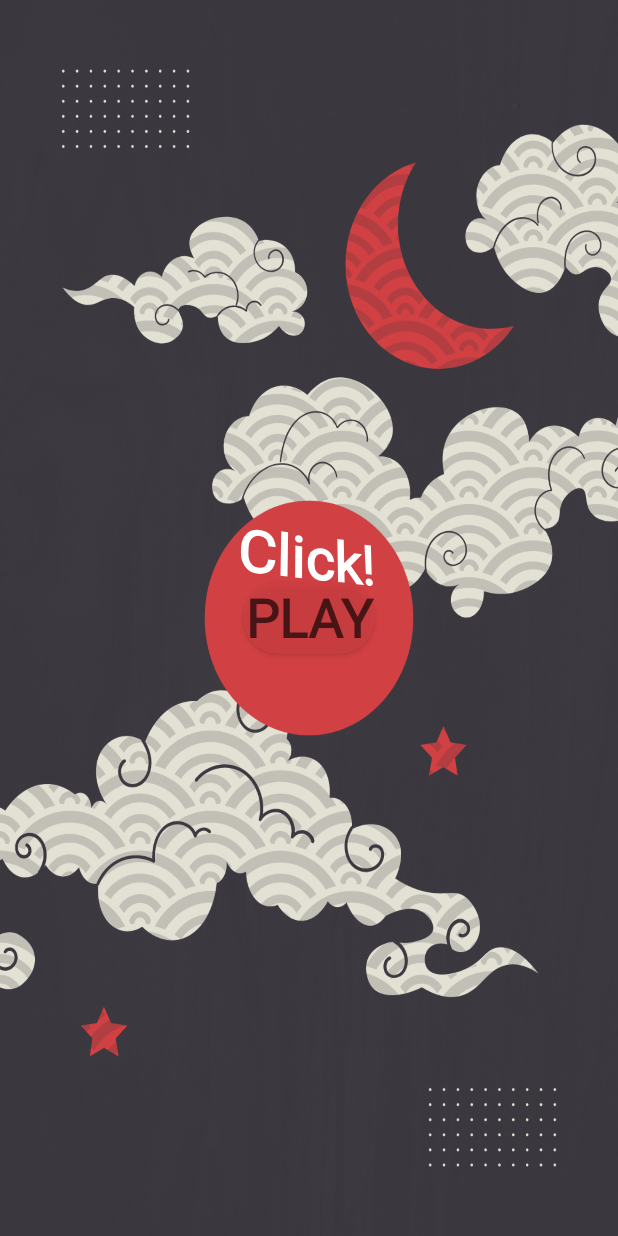
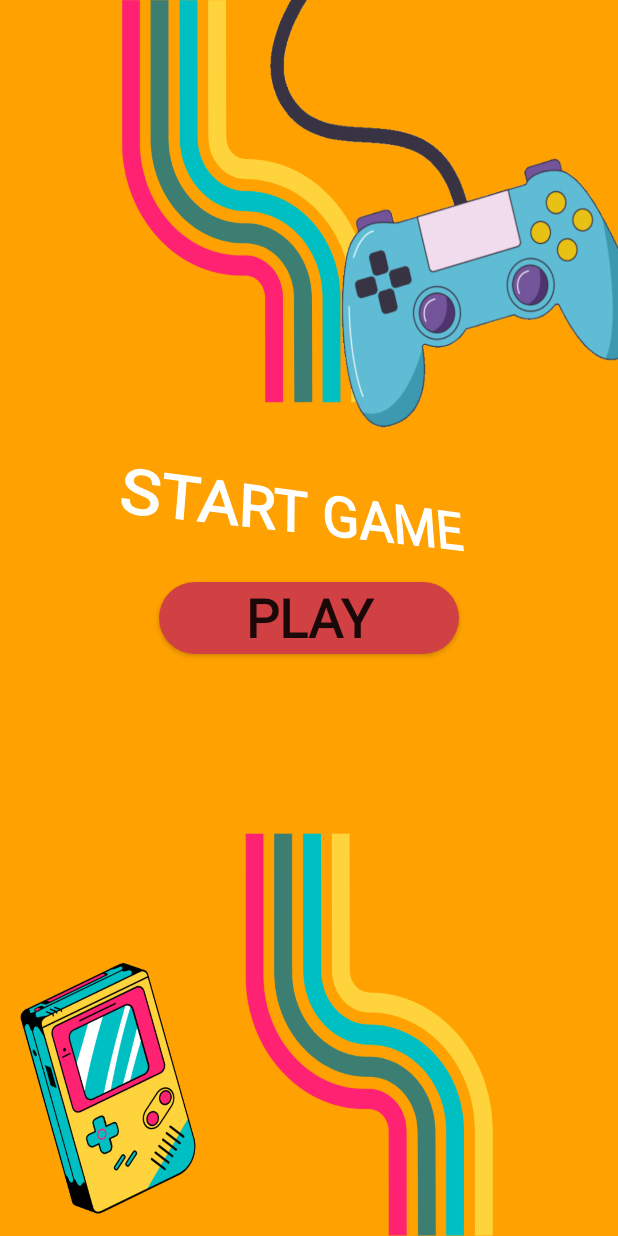
Before and after one commit to Vrizy/GameSuit, an Android app: the screen it shows after launch (LoginScreen), on a phone screen of 412 x 824 dp. Run offline under Robolectric (Android 15) with nearby library versions, the phone set to English and light mode, and no system bars.

Commit message:
update: 1.launcher icon 2.fullscreen mode

```diff
--- a/app/src/main/res/layout/activity_login_screen.xml
+++ b/app/src/main/res/layout/activity_login_screen.xml
@@ -1,11 +1,10 @@
 <?xml version="1.0" encoding="utf-8"?>
 <RelativeLayout xmlns:android="http://schemas.android.com/apk/res/android"
-    xmlns:app="http://schemas.android.com/apk/res-auto"
     xmlns:tools="http://schemas.android.com/tools"
     android:layout_width="match_parent"
     android:layout_height="match_parent"
-    tools:context=".LoginScreen"
-    android:background="@drawable/bg_login">
+    android:background="@drawable/bg_login"
+    tools:context=".LoginScreen">
 
     <androidx.appcompat.widget.AppCompatTextView
         android:id="@+id/WelcomeScreen"
@@ -13,21 +12,20 @@
         android:layout_height="wrap_content"
         android:layout_above="@id/btn_play"
         android:layout_centerInParent="true"
-        android:layout_marginBottom="-10sp"
+        android:layout_marginBottom="20sp"
         android:fontFamily="@font/gamja"
         android:rotationX="20"
         android:rotationY="20"
-        android:text="Click!"
+        android:text="@string/start_game"
         android:textColor="@color/white"
         android:textSize="40sp"
         android:textStyle="bold" />
 
     <androidx.appcompat.widget.AppCompatButton
         android:id="@+id/btn_play"
-        android:layout_width="wrap_content"
+        android:layout_width="200dp"
         android:layout_height="wrap_content"
         android:layout_centerInParent="true"
-        android:alpha="0.7"
         android:background="@drawable/bg_btn_login"
         android:fontFamily="@font/gamja"
         android:text="@string/play"
--- a/app/src/main/res/layout/activity_main.xml
+++ b/app/src/main/res/layout/activity_main.xml
@@ -12,7 +12,7 @@
         android:layout_height="wrap_content"
         android:layout_alignParentTop="true"
         android:layout_centerHorizontal="true"
-        android:layout_marginVertical="70dp"
+        android:layout_marginVertical="80dp"
         android:fontFamily="@font/comic"
         android:rotation="-15"
         android:text="@string/kertas"
@@ -50,7 +50,7 @@
 
     <androidx.appcompat.widget.AppCompatTextView
         android:id="@+id/tv_result"
-        android:layout_width="190sp"
+        android:layout_width="185sp"
         android:layout_height="wrap_content"
         android:layout_centerHorizontal="true"
         android:layout_marginTop="395sp"
--- a/app/src/main/res/values/strings.xml
+++ b/app/src/main/res/values/strings.xml
@@ -12,4 +12,5 @@
     <string name="draw">Draw!</string>
     <string name="welcome_to_japan_suit">Welcome to Japan Suit</string>
     <string name="play">PLAY</string>
+    <string name="start_game">START GAME</string>
 </resources>
--- a/app/src/main/res/values/themes.xml
+++ b/app/src/main/res/values/themes.xml
@@ -1,6 +1,6 @@
-<resources xmlns:tools="http://schemas.android.com/tools">
+<resources>
     <!-- Base application theme. -->
-    <style name="Theme.GameSuit" parent="Theme.MaterialComponents.DayNight.NoActionBar">
+    <style name="Theme.GameSuit" parent="Theme.MaterialComponents.Light.NoActionBar">
         <!-- Primary brand color. -->
         <item name="colorPrimary">@color/purple_500</item>
         <item name="colorPrimaryVariant">@color/purple_700</item>
@@ -10,7 +10,13 @@
         <item name="colorSecondaryVariant">@color/teal_700</item>
         <item name="colorOnSecondary">@color/black</item>
         <!-- Status bar color. -->
-        <item name="android:statusBarColor" tools:targetApi="l">?attr/colorPrimaryVariant</item>
+        <item name="android:statusBarColor">?attr/colorPrimaryVariant</item>
         <!-- Customize your theme here. -->
     </style>
+
+    <style name="Theme.GameSuit.FullScreen" parent="Theme.MaterialComponents.Light.NoActionBar">
+        <item name="android:windowFullscreen">true</item>
+        <item name="android:windowNoTitle">true</item>
+    </style>
+
 </resources>
```
Also changed, not shown: app/src/main/AndroidManifest.xml (+8 -5 lines), app/src/main/res/drawable/bg_login.png, app/src/main/res/drawable/bg_splash.png, app/src/main/res/mipmap-xxhdpi/launcher_icon.png (added).
